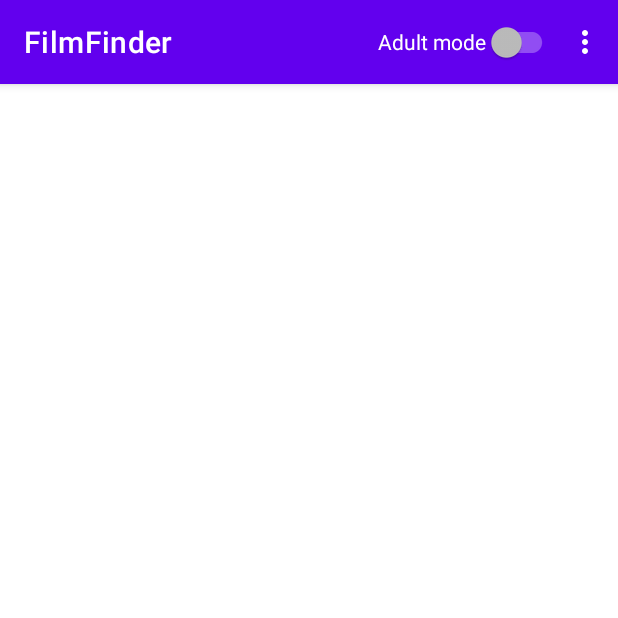
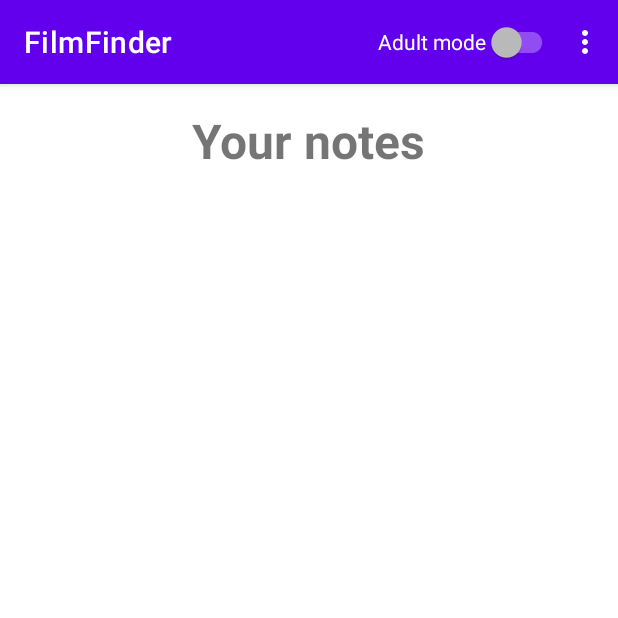
Before and after one commit to Ra53n/FilmFinder, an Android app: the screen it shows after launch (MainActivity), in the options menu, after a tap on "Notes", on a phone screen of 412 x 824 dp, the top half of it. Run offline under Robolectric (Android 15) with nearby library versions, the phone set to English and light mode, and no system bars; our stand-ins replace Room's generated code; libraries missing offline, so code that uses them is left out: coil.api.load; pictures from the network do not load; 2 statements that could not run were skipped.

Commit message:
Доработки

```diff
--- a/app/src/main/res/layout/note_fragment.xml
+++ b/app/src/main/res/layout/note_fragment.xml
@@ -1,8 +1,17 @@
 <?xml version="1.0" encoding="utf-8"?>
-<androidx.constraintlayout.widget.ConstraintLayout xmlns:android="http://schemas.android.com/apk/res/android"
+<androidx.appcompat.widget.LinearLayoutCompat xmlns:android="http://schemas.android.com/apk/res/android"
     android:layout_width="match_parent"
     android:layout_height="match_parent"
-    android:background="@color/white">
+    android:background="@color/white"
+    android:orientation="vertical">
+    <androidx.appcompat.widget.AppCompatTextView
+        android:layout_width="wrap_content"
+        android:layout_height="wrap_content"
+        android:text="Your notes"
+        android:layout_gravity="center"
+        android:textSize="32dp"
+        android:layout_margin="16dp"
+        android:textStyle="bold"/>
 
     <androidx.recyclerview.widget.RecyclerView
         android:id="@+id/note_fragment__rv"
@@ -10,4 +19,4 @@
         android:layout_height="match_parent"
         android:background="@color/white" />
 
-</androidx.constraintlayout.widget.ConstraintLayout>
+</androidx.appcompat.widget.LinearLayoutCompat>
--- a/app/src/main/res/layout/note_recycler_item.xml
+++ b/app/src/main/res/layout/note_recycler_item.xml
@@ -27,6 +27,7 @@
                 android:padding="8dp"
                 android:textAlignment="center"
                 android:textSize="16dp"
+                android:textStyle="bold"
                 tools:text="Человек паук: Нет пути домой." />
 
             <Button
```
Also changed, not shown: app/src/main/res/layout/liked_movies_fragment.xml (+13 -3 lines), app/src/main/res/layout/note_add_fragment.xml (+9 -8 lines).
